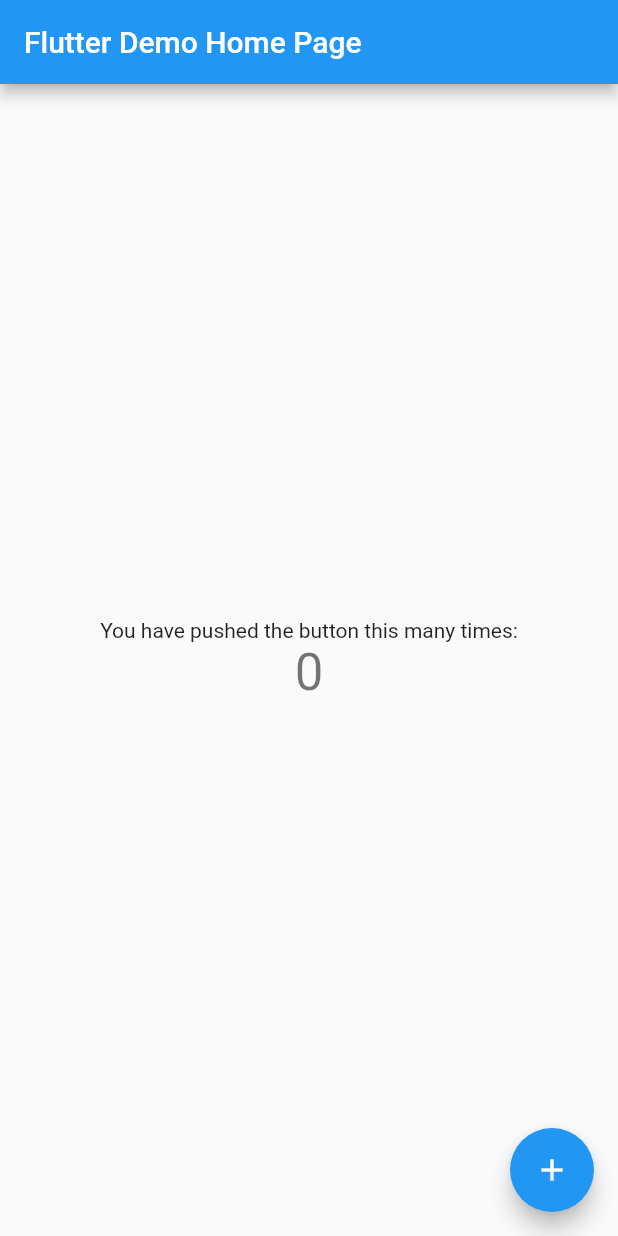
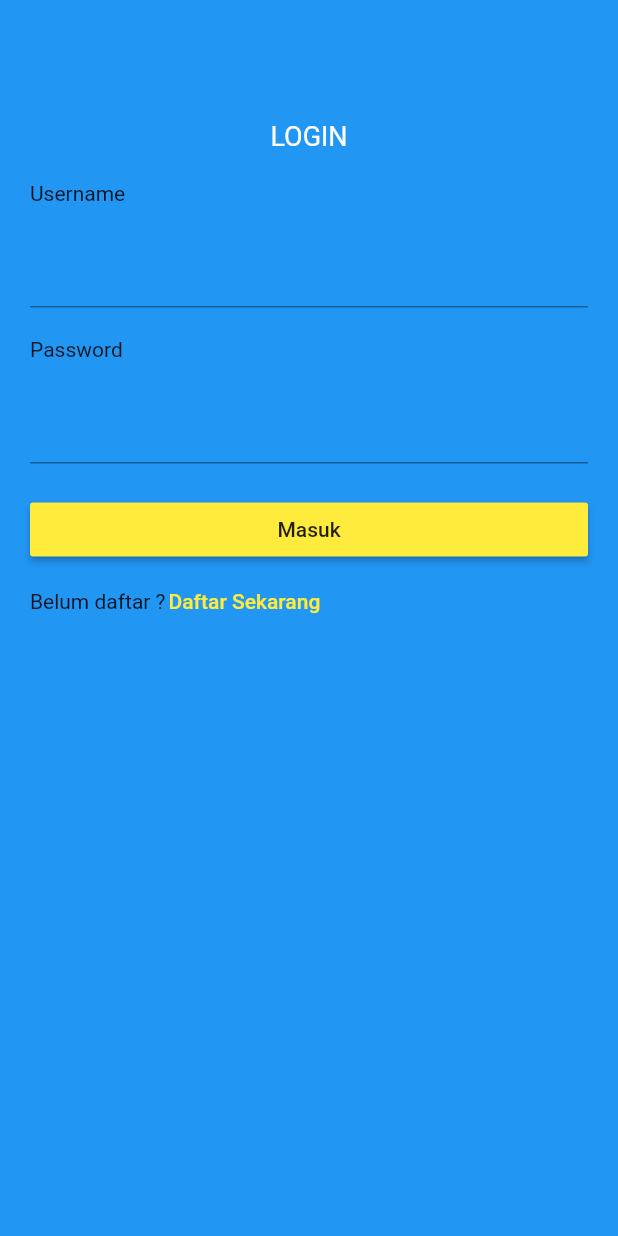
Before and after one commit to zulfikra96/crud-flutter-nodejs, a Flutter app: the screen it shows after launch, on a phone screen of 412 x 824 dp. Run offline on Flutter 3.47's test engine with Material 2 defaults, Android fonts, the phone set to English and light mode, and no system bars.

Commit message:
fix login

```diff
--- /dev/null
+++ b/crud/lib/auth/Login.dart
@@ -0,0 +1,185 @@
+import 'package:flutter/material.dart';
+import 'package:crud/auth/Register.dart';
+import 'package:http/http.dart' as http;
+import 'dart:convert';
+
+class MainLogin extends StatefulWidget {
+  @override
+  Login createState() => new Login();
+}
+
+class Login extends State<MainLogin> {
+  Map formInput = {'username': '', 'password': ''};
+
+  bool is_loading = false;
+  bool has_error = false;
+  String error_message;
+
+  String displayError(List message) {
+    // print(message.length);
+    String error = '';
+
+    for (int i = 0; i < message.length; i++) {
+      error += message[i] + '\n';
+    }
+
+    return error;
+  }
+
+  loginPost() async {
+    var response =
+        await http.post('http://10.208.7.151:3000/api/login', body: formInput);
+
+    if (response.statusCode == 400) {
+      setState(() {
+        this.has_error = true;
+        dynamic body = jsonDecode(response.body);
+        this.error_message = displayError(body['message']);
+      });
+    } else if (response.statusCode == 200) {
+      setState(() {
+        this.is_loading = false;
+      });
+    }
+  }
+
+  loadingDisplay() {
+    return new AlertDialog(
+      content: CircularProgressIndicator(),
+    );
+  }
+
+  @override
+  Widget build(BuildContext context) {
+    return Scaffold(
+      body: Stack(
+        children: <Widget>[
+          Container(
+              padding: EdgeInsets.only(top: 80.0, left: 20.0, right: 20.0),
+              decoration: BoxDecoration(color: Colors.blue),
+              width: MediaQuery.of(context).size.width,
+              height: MediaQuery.of(context).size.height,
+              child: Form(
+                child: ListView(
+                  children: <Widget>[
+                    Column(
+                      mainAxisAlignment: MainAxisAlignment.center,
+                      children: <Widget>[
+                        Text(
+                          "LOGIN",
+                          style: TextStyle(fontSize: 18.0, color: Colors.white),
+                        ),
+                        Container(
+                          margin: EdgeInsets.only(top: 20.0),
+                          child: Column(
+                            crossAxisAlignment: CrossAxisAlignment.start,
+                            children: <Widget>[
+                              // username
+                              Text("Username"),
+                              Container(
+                                margin:
+                                    EdgeInsets.only(top: 20.0, bottom: 20.0),
+                                child: TextField(
+                                  onChanged: (String input) {
+                                    setState(() {
+                                      formInput['username'] = input;
+                                    });
+                                  },
+                                  key: Key("password"),
+                                  decoration: InputDecoration(
+                                      focusedBorder: UnderlineInputBorder(
+                                          borderSide: BorderSide(
+                                              color: Colors.yellow))),
+                                ),
+                              ),
+                              Text("Password"),
+                              Container(
+                                margin: EdgeInsets.only(top: 20.0),
+                                child: TextField(
+                                  obscureText: true,
+                                  onChanged: (String input) {
+                                    setState(() {
+                                      formInput['password'] = input;
+                                    });
+                                  },
+                                  key: Key("password"),
+                                  decoration: InputDecoration(
+                                      focusedBorder: UnderlineInputBorder(
+                                          borderSide: BorderSide(
+                                              color: Colors.yellow))),
+                                ),
+                              ),
+                              Container(
+                                margin: EdgeInsets.only(top: 20.0),
+                                child: MaterialButton(
+                                  onPressed: () {
+                                    setState(() {
+                                      this.is_loading = true;
+                                    });
+                                    this.loginPost();
+                                  },
+                                  minWidth: MediaQuery.of(context).size.width,
+                                  color: Colors.yellow,
+                                  child: Text("Masuk"),
+                                ),
+                              ),
+                              Row(
+                                children: <Widget>[
+                                  Text("Belum daftar ?"),
+                                  MaterialButton(
+                                    padding: EdgeInsets.only(left: 2.0),
+                                    onPressed: () {
+                                      Navigator.push(
+                                          context,
+                                          MaterialPageRoute(
+                                              builder: (context) =>
+                                                  MainRegister()));
+                                    },
+                                    child: Text(
+                                      "Daftar Sekarang",
+                                      textAlign: TextAlign.start,
+                                      style: TextStyle(color: Colors.yellow),
+                                    ),
+                                  ),
+                                ],
+                              )
+                            ],
+                          ),
+                        ),
+                      ],
+                    )
+                  ],
+                ),
+              )),
+          (this.is_loading)
+              ? Container(
+                  width: MediaQuery.of(context).size.width,
+                  height: MediaQuery.of(context).size.height,
+                  decoration: BoxDecoration(color: Color(0x99000000)),
+                  child: AlertDialog(
+                    content: (this.has_error)
+                        ? Text(this.error_message)
+                        : Container(
+                            child: CircularProgressIndicator(),
+                            padding: EdgeInsets.symmetric(horizontal: 98.0),
+                          ),
+                    actions: <Widget>[
+                      RaisedButton(
+                        child: Text("Tutup"),
+                        color: Colors.yellow,
+                        onPressed: () {
+                          setState(() {
+                            this.is_loading = false;
+                            this.has_error = false;
+                          });
+                        },
+                      )
+                    ],
+                  ),
+                )
+              : Container(),
+        ],
+      ),
+    );
+  }
+}
--- a/crud/lib/main.dart
+++ b/crud/lib/main.dart
@@ -1,109 +1,8 @@
 import 'package:flutter/material.dart';
+import 'package:crud/auth/Login.dart';
 
-void main() => runApp(new MyApp());
-
-class MyApp extends StatelessWidget {
-  // This widget is the root of your application.
-  @override
-  Widget build(BuildContext context) {
-    return new MaterialApp(
-      title: 'Flutter Demo',
-      theme: new ThemeData(
-        // This is the theme of your application.
-        //
-        // Try running your application with "flutter run". You'll see the
-        // application has a blue toolbar. Then, without quitting the app, try
-        // changing the primarySwatch below to Colors.green and then invoke
-        // "hot reload" (press "r" in the console where you ran "flutter run",
-        // or press Run > Flutter Hot Reload in IntelliJ). Notice that the
-        // counter didn't reset back to zero; the application is not restarted.
-        primarySwatch: Colors.blue,
-      ),
-      home: new MyHomePage(title: 'Flutter Demo Home Page'),
-    );
-  }
+void main() {
+   return runApp(MaterialApp(
+     home: new MainLogin(),
+   ));
 }
-
-class MyHomePage extends StatefulWidget {
-  MyHomePage({Key key, this.title}) : super(key: key);
-
-  // This widget is the home page of your application. It is stateful, meaning
-  // that it has a State object (defined below) that contains fields that affect
-  // how it looks.
-
-  // This class is the configuration for the state. It holds the values (in this
-  // case the title) provided by the parent (in this case the App widget) and
-  // used by the build method of the State. Fields in a Widget subclass are
-  // always marked "final".
-
-  final String title;
-
-  @override
-  _MyHomePageState createState() => new _MyHomePageState();
-}
-
-class _MyHomePageState extends State<MyHomePage> {
-  int _counter = 0;
-
-  void _incrementCounter() {
-    setState(() {
-      // This call to setState tells the Flutter framework that something has
-      // changed in this State, which causes it to rerun the build method below
-      // so that the display can reflect the updated values. If we changed
-      // _counter without calling setState(), then the build method would not be
-      // called again, and so nothing would appear to happen.
-      _counter++;
-    });
-  }
-
-  @override
-  Widget build(BuildContext context) {
-    // This method is rerun every time setState is called, for instance as done
-    // by the _incrementCounter method above.
-    //
-    // The Flutter framework has been optimized to make rerunning build methods
-    // fast, so that you can just rebuild anything that needs updating rather
-    // than having to individually change instances of widgets.
-    return new Scaffold(
-      appBar: new AppBar(
-        // Here we take the value from the MyHomePage object that was created by
-        // the App.build method, and use it to set our appbar title.
-        title: new Text(widget.title),
-      ),
-      body: new Center(
-        // Center is a layout widget. It takes a single child and positions it
-        // in the middle of the parent.
-        child: new Column(
-          // Column is also layout widget. It takes a list of children and
-          // arranges them vertically. By default, it sizes itself to fit its
-          // children horizontally, and tries to be as tall as its parent.
-          //
-          // Invoke "debug paint" (press "p" in the console where you ran
-          // "flutter run", or select "Toggle Debug Paint" from the Flutter tool
-          // window in IntelliJ) to see the wireframe for each widget.
-          //
-          // Column has various properties to control how it sizes itself and
-          // how it positions its children. Here we use mainAxisAlignment to
-          // center the children vertically; the main axis here is the vertical
-          // axis because Columns are vertical (the cross axis would be
-          // horizontal).
-          mainAxisAlignment: MainAxisAlignment.center,
-          children: <Widget>[
-            new Text(
-              'You have pushed the button this many times:',
-            ),
-            new Text(
-              '$_counter',
-              style: Theme.of(context).textTheme.display1,
-            ),
-          ],
-        ),
-      ),
-      floatingActionButton: new FloatingActionButton(
-        onPressed: _incrementCounter,
-        tooltip: 'Increment',
-        child: new Icon(Icons.add),
-      ), // This trailing comma makes auto-formatting nicer for build methods.
-    );
-  }
-}
--- a/crud/pubspec.yaml
+++ b/crud/pubspec.yaml
@@ -15,6 +15,8 @@
 dependencies:
   flutter:
     sdk: flutter
+  http: ^0.12.0
+
 
   # The following adds the Cupertino Icons font to your application.
   # Use with the CupertinoIcons class for iOS style icons.
```
Also changed, not shown: crud/lib/auth/Register.dart (added, +226 -0 lines), 11 other files.
